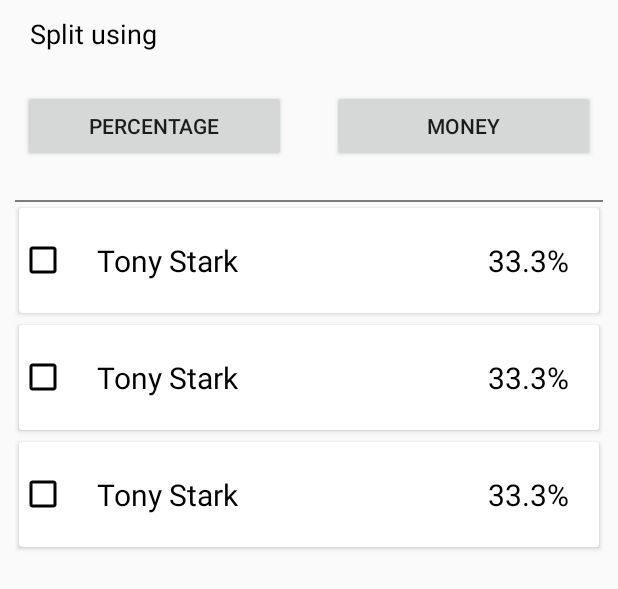
After one commit to tomsaju/monero, an Android app: the layout activity_split_type.xml on its own in the app's theme, with its tools: preview values and no code run, on a phone screen of 412 x 824 dp. The commit adds this screen. Shown: the top 589 px of the screen. Run offline under Robolectric (Android 15) with nearby library versions, the phone set to English and light mode, and no system bars.

Commit message:
split type activity

```diff
--- a/app/src/main/AndroidManifest.xml
+++ b/app/src/main/AndroidManifest.xml
@@ -54,8 +54,10 @@
         </service>
 
         <activity android:name=".splash.SplashActivity" />
-        <activity android:name=".expensedetail.ExpenseActivity"
-            android:theme="@style/MyAppTheme.NoActionBar"></activity>
+        <activity
+            android:name=".expensedetail.ExpenseActivity"
+            android:theme="@style/MyAppTheme.NoActionBar" />
+        <activity android:name=".SplitTypeActivity"></activity>
     </application>
 
 </manifest>
--- /dev/null
+++ b/app/src/main/res/layout/activity_split_type.xml
@@ -0,0 +1,67 @@
+<?xml version="1.0" encoding="utf-8"?>
+<ScrollView xmlns:android="http://schemas.android.com/apk/res/android"
+    xmlns:app="http://schemas.android.com/apk/res-auto"
+    xmlns:tools="http://schemas.android.com/tools"
+    android:layout_width="match_parent"
+    android:layout_height="match_parent"
+    tools:context="com.monero.SplitTypeActivity">
+
+    <RelativeLayout
+        android:layout_width="match_parent"
+        android:layout_height="wrap_content">
+
+        <TextView
+            android:layout_width="wrap_content"
+            android:layout_height="wrap_content"
+            android:paddingLeft="20dp"
+            android:paddingBottom="10dp"
+            android:textSize="18sp"
+            android:paddingTop="10dp"
+            android:textColor="#000000"
+            android:id="@+id/split_using_tv"
+            android:text="Split using" />
+
+        <LinearLayout
+            android:layout_width="match_parent"
+            android:layout_height="wrap_content"
+            android:weightSum="2"
+            android:layout_below="@id/split_using_tv"
+            android:layout_centerVertical="true"
+            android:id="@+id/type_select_parent"
+            android:orientation="horizontal">
+
+            <Button
+                android:layout_width="0dp"
+                android:layout_height="wrap_content"
+                android:layout_weight="1"
+                android:layout_margin="15dp"
+                android:text="Percentage"/>
+            <Button
+                android:layout_width="0dp"
+                android:layout_height="wrap_content"
+                android:layout_weight="1"
+                android:layout_margin="15dp"
+                android:text="Money"/>
+        </LinearLayout>
+        <View
+            android:layout_width="match_parent"
+            android:layout_height="1dp"
+            android:layout_marginTop="10dp"
+            android:background="#80000000"
+            android:layout_marginLeft="10dp"
+            android:layout_marginRight="10dp"
+            android:id="@+id/divider"
+            android:layout_below="@id/type_select_parent">
+        </View>
+
+        <android.support.v7.widget.RecyclerView
+            android:layout_width="match_parent"
+            android:layout_height="wrap_content"
+            android:id="@+id/split_members_list"
+            android:layout_marginLeft="10dp"
+            android:layout_marginRight="10dp"
+            tools:listitem="@layout/split_type_list_item_layout"
+            android:layout_below="@+id/divider"></android.support.v7.widget.RecyclerView>
+    </RelativeLayout>
+
+</ScrollView>
--- a/app/src/main/res/layout/add_expense_body.xml
+++ b/app/src/main/res/layout/add_expense_body.xml
@@ -62,13 +62,14 @@
             android:id="@+id/currency_symbol_textview_add_expense"
             android:textSize="18sp"/>
 
-        <TextView
+        <Spinner
             android:layout_width="wrap_content"
             android:layout_height="wrap_content"
-            android:text="Equally among all participants"
+            android:text=""
             android:paddingLeft="20dp"
             android:textSize="18sp"
             android:textColor="#000000"
+            android:entries="@array/split_types"
             android:id="@+id/split_type_edittext_add_expense"/>
 
 
--- a/app/src/main/res/layout/add_expense_payment_line.xml
+++ b/app/src/main/res/layout/add_expense_payment_line.xml
@@ -10,6 +10,7 @@
         android:layout_height="wrap_content"
         android:text="INR"
         android:layout_weight="20"
+        android:textColor="#000000"
         android:id="@+id/currency_symbol_textview_add_expense"
         android:textSize="18sp"/>
 
@@ -28,6 +29,7 @@
         android:layout_width="wrap_content"
         android:layout_height="wrap_content"
         android:text="paid by"
+        android:textColor="#000000"
         android:gravity="center_horizontal"
         android:layout_weight="20"
         android:textSize="18sp"/>
--- a/app/src/main/res/layout/contact_list_item_layout.xml
+++ b/app/src/main/res/layout/contact_list_item_layout.xml
@@ -10,6 +10,7 @@
         android:layout_height="wrap_content"
         android:text="Name"
         android:padding="4dp"
+        android:textSize="16sp"
         android:textColor="#000000"
         android:id="@+id/contact_name"/>
 
@@ -18,6 +19,7 @@
         android:layout_height="wrap_content"
         android:text="Number"
         android:padding="4dp"
+        android:textSize="14sp"
         android:layout_below="@id/contact_name"
         android:id="@+id/contact_number"/>
 </RelativeLayout>
--- /dev/null
+++ b/app/src/main/res/layout/split_type_list_item_layout.xml
@@ -0,0 +1,56 @@
+<?xml version="1.0" encoding="utf-8"?>
+<android.support.v7.widget.CardView xmlns:android="http://schemas.android.com/apk/res/android"
+    android:layout_width="match_parent"
+    android:layout_height="wrap_content"
+    android:id="@+id/splt_type_list_item_parent"
+    xmlns:cardview="http://schemas.android.com/apk/res-auto"
+    cardview:cardBackgroundColor="#ffffff"
+    cardview:cardUseCompatPadding="true"
+    xmlns:tools="http://schemas.android.com/tools">
+    <RelativeLayout
+        android:layout_width="match_parent"
+        android:layout_height="wrap_content"
+        android:minHeight="70dp">
+
+        <CheckBox
+            android:layout_width="wrap_content"
+            android:layout_height="wrap_content"
+            android:layout_centerVertical="true"
+            android:layout_alignParentLeft="true"
+            android:text="@null"
+            android:id="@+id/check_split_type"/>
+
+        <LinearLayout
+            android:layout_width="wrap_content"
+            android:layout_height="wrap_content"
+            android:layout_centerVertical="true"
+            android:layout_marginLeft="20dp"
+            android:layout_marginRight="20dp"
+            android:layout_marginTop="10dp"
+            android:layout_marginBottom="10dp"
+            android:layout_toLeftOf="@+id/amount_textview_expense_list_item"
+            android:layout_toRightOf="@id/check_split_type"
+            android:orientation="vertical">
+
+            <TextView
+                android:layout_width="wrap_content"
+                android:layout_height="wrap_content"
+                tools:text="Tony Stark"
+                android:id="@+id/expense_title_list_item"
+                android:textSize="20sp"
+                android:maxLines="1"
+                android:textColor="#000000"/>
+
+        </LinearLayout>
+        <TextView
+            android:layout_width="wrap_content"
+            android:layout_height="wrap_content"
+            android:layout_alignParentRight="true"
+            tools:text="33.3%"
+            android:id="@+id/amount_textview_expense_list_item"
+            android:layout_centerVertical="true"
+            android:textColor="#000000"
+            android:layout_marginRight="20dp"
+            android:textSize="20sp"/>
+    </RelativeLayout>
+</android.support.v7.widget.CardView>
--- a/app/src/main/res/values/strings.xml
+++ b/app/src/main/res/values/strings.xml
@@ -23,6 +23,12 @@
         <item>All participants</item>
     </string-array>
 
+    <string-array name="split_types">
+        <item>Split equally among all participants</item>
+        <item>Split equally among all payers</item>
+        <item>Custom</item>
+    </string-array>
+
     <string-array name="currency_list">
         <item>INR</item>
         <item>USD</item>
```
Also changed, not shown: app/src/main/java/com/monero/SplitTypeActivity.kt (added, +12 -0 lines), app/src/main/java/com/monero/activitydetail/fragments/AddExpenseFragment.kt (+5 -7 lines), app/src/main/java/com/monero/payeeSelector/PayerSelectorActivity.kt (+6 -2 lines), app/src/main/java/com/monero/payeeSelector/UserListAdapter.kt (+13 -4 lines), app/src/main/java/com/monero/payeeSelector/fragment/SelectPayerFragment.kt (+21 -2 lines), app/src/main/res/layout/add_expense_layout.xml (+15 -1 lines), app/src/main/res/layout/contact_list_item_select_layout.xml (added, +37 -0 lines), app/src/main/res/layout/fragment_select_payer.xml (+28 -1 lines).
